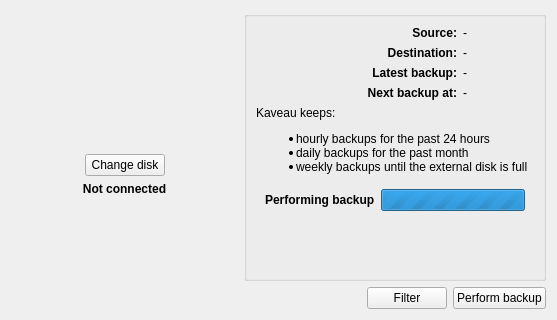
Before: the Qt Designer form src/app/mainwidgetbase.ui in flavio/kaveau, drawn with Qt 5.
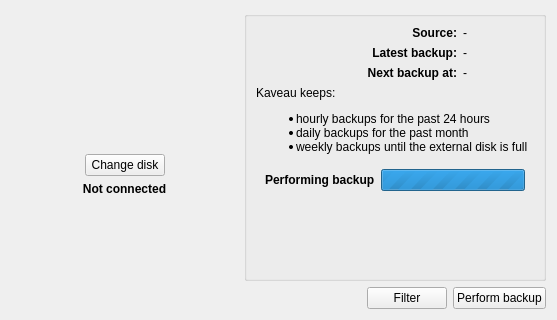
After: the same form once the commit is applied. The open tabs and pages were chosen to show the change.

Commit message: removed dest label - it's useless

```diff
--- a/src/app/mainwidgetbase.ui
+++ b/src/app/mainwidgetbase.ui
@@ -217,23 +217,7 @@
             </property>
            </widget>
           </item>
-          <item row="1" column="2">
-           <widget class="QLabel" name="label_3">
-            <property name="font">
-             <font>
-              <weight>75</weight>
-              <bold>true</bold>
-             </font>
-            </property>
-            <property name="text">
-             <string>Destination:</string>
-            </property>
-            <property name="alignment">
-             <set>Qt::AlignRight|Qt::AlignTrailing|Qt::AlignVCenter</set>
-            </property>
-           </widget>
-          </item>
-          <item row="2" column="1" colspan="2">
+          <item row="1" column="1" colspan="2">
            <widget class="QLabel" name="label_6">
             <property name="font">
              <font>
@@ -249,14 +233,14 @@
             </property>
            </widget>
           </item>
-          <item row="2" column="3">
+          <item row="1" column="3">
            <widget class="QLabel" name="labelTime">
             <property name="text">
              <string>-</string>
             </property>
            </widget>
           </item>
-          <item row="2" column="6">
+          <item row="1" column="6">
            <widget class="QLabel" name="labelStatusIcon">
             <property name="maximumSize">
              <size>
@@ -269,14 +253,14 @@
             </property>
            </widget>
           </item>
-          <item row="3" column="3">
+          <item row="2" column="3">
            <widget class="QLabel" name="labelNextBackup">
             <property name="text">
              <string>-</string>
             </property>
            </widget>
           </item>
-          <item row="3" column="2">
+          <item row="2" column="2">
            <widget class="QLabel" name="label_5">
             <property name="font">
              <font>
@@ -292,13 +276,6 @@
             </property>
            </widget>
           </item>
-          <item row="1" column="3">
-           <widget class="QLabel" name="labelDest">
-            <property name="text">
-             <string>-</string>
-            </property>
-           </widget>
-          </item>
           <item row="0" column="3">
            <widget class="QLabel" name="labelSource">
             <property name="text">
@@ -392,7 +369,7 @@
                  <number>0</number>
                 </property>
                 <property name="value">
-                 <number>254577</number>
+                 <number>255442</number>
                 </property>
                </widget>
               </item>
```
